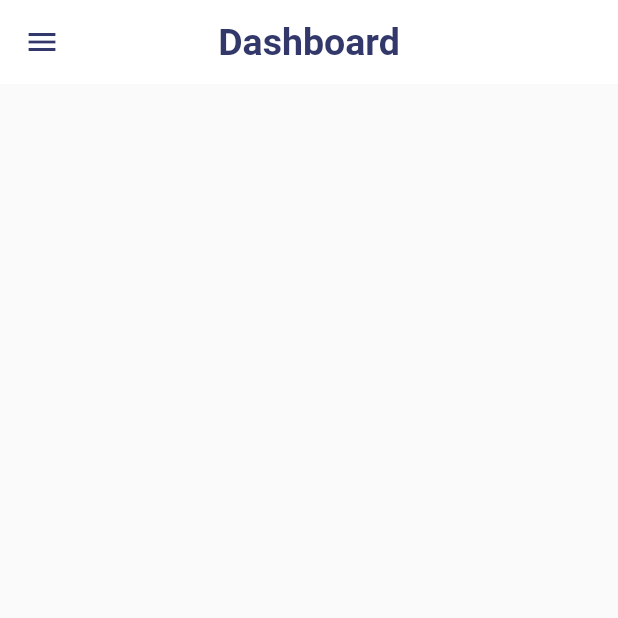
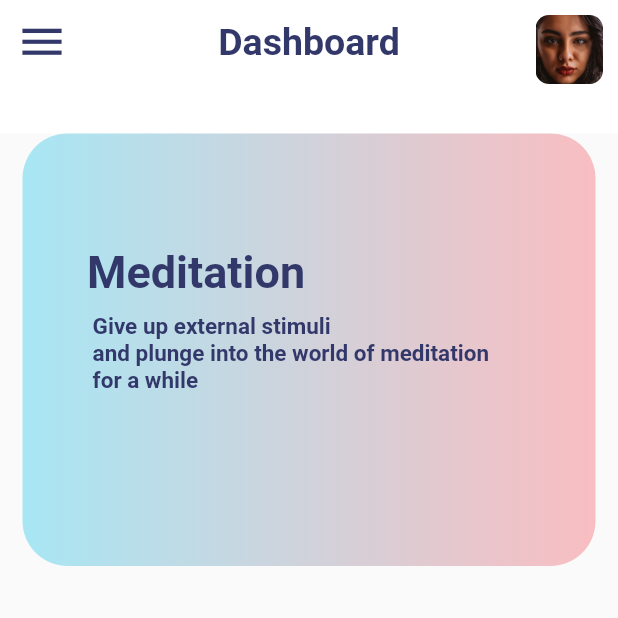
Before and after one commit to ankeet7x/mindfullnessapp, a Flutter app: the screen it shows after launch, on a phone screen of 412 x 824 dp, the top half of it. Run offline on Flutter 3.47's test engine with Material 2 defaults, Android fonts, the phone set to English and light mode, and no system bars.

Commit message:
Few new containers added

```diff
--- /dev/null
+++ b/lib/components/appbar.dart
@@ -0,0 +1,37 @@
+import 'package:flutter/material.dart';
+
+import 'colors.dart';
+
+AppBar buildAppBar() {
+  return AppBar(
+    elevation: 0,
+    backgroundColor: bgColor,
+    centerTitle: true,
+    leading: IconButton(
+      icon: Icon(
+        Icons.menu,
+        size: 35,
+      ),
+      color: primaryColor,
+      onPressed: () {},
+    ),
+    title: Text(
+      "Dashboard",
+      style: TextStyle(
+          fontSize: 25, color: primaryColor, fontWeight: FontWeight.bold),
+    ),
+    actions: <Widget>[
+      Padding(
+        padding: const EdgeInsets.fromLTRB(0, 10, 10, 0),
+        child: Container(
+          height: 45,
+          width: 45,
+          decoration: BoxDecoration(
+              borderRadius: BorderRadius.circular(9),
+              image: DecorationImage(
+                  image: AssetImage('assets/pp.jpg'), fit: BoxFit.cover)),
+        ),
+      ),
+    ],
+  );
+}
--- a/lib/components/colors.dart
+++ b/lib/components/colors.dart
@@ -4,5 +4,7 @@ Color primaryColor = const Color(0xFF32386A);
 Color drop1Color = const Color(0xFFF64F59);
 // Color drop2Color = const Color(0xFF);
 // Color textColor = const Color(0xFF);
-// Color textColor = const Color(0xFF);
+Color gradColor = const Color(0xFF12C2E9);
 Color bgColor = const Color(0xFFFFFFFF);
+
+var kPadding = EdgeInsets.all(3);
--- /dev/null
+++ b/lib/components/midcontainer.dart
@@ -0,0 +1,61 @@
+import 'package:flutter/material.dart';
+
+import 'colors.dart';
+
+class MidContainer extends StatelessWidget {
+  const MidContainer({
+    Key key,
+    @required this.size,
+  }) : super(key: key);
+
+  final Size size;
+
+  @override
+  Widget build(BuildContext context) {
+    return Stack(
+      children: <Widget>[
+        Padding(
+          padding: const EdgeInsets.fromLTRB(15, 0, 15, 0),
+          child: Container(
+            height: size.height * 0.35,
+            decoration: BoxDecoration(
+                gradient: LinearGradient(colors: [
+                  gradColor.withAlpha(90),
+                  drop1Color.withAlpha(90)
+                ]),
+                border: Border.all(color: Colors.transparent),
+                borderRadius: BorderRadius.all(Radius.circular(30))),
+          ),
+        ),
+        Positioned(
+          left: 40,
+          top: 75,
+          child: Padding(
+            padding: const EdgeInsets.only(left: 18.0),
+            child: Text(
+              "Meditation",
+              style: TextStyle(
+                  color: primaryColor,
+                  fontSize: 30,
+                  fontWeight: FontWeight.bold),
+            ),
+          ),
+        ),
+        Positioned(
+          left: 40,
+          top: 120,
+          child: Padding(
+            padding: const EdgeInsets.only(left: 18.0),
+            child: Text(
+              " Give up external stimuli \n and plunge into the world of meditation \n for a while",
+              style: TextStyle(
+                  fontSize: 15,
+                  color: primaryColor,
+                  fontWeight: FontWeight.bold),
+            ),
+          ),
+        )
+      ],
+    );
+  }
+}
--- a/lib/pages/home.dart
+++ b/lib/pages/home.dart
@@ -1,5 +1,7 @@
 import 'package:flutter/material.dart';
+import 'package:mindfulnessapp/components/appbar.dart';
 import 'package:mindfulnessapp/components/colors.dart';
+import 'package:mindfulnessapp/components/midcontainer.dart';
 
 class HomePage extends StatefulWidget {
   @override
@@ -9,21 +11,19 @@ class HomePage extends StatefulWidget {
 class _HomePageState extends State<HomePage> {
   @override
   Widget build(BuildContext context) {
+    Size size = MediaQuery.of(context).size;
     return Scaffold(
-      appBar: AppBar(
-        elevation: 0,
-        backgroundColor: bgColor,
-        centerTitle: true,
-        leading: IconButton(
-          icon: Icon(Icons.menu),
-          color: primaryColor,
-          onPressed: () {},
-        ),
-        title: Text(
-          "Dashboard",
-          style: TextStyle(
-              fontSize: 25, color: primaryColor, fontWeight: FontWeight.bold),
-        ),
+      appBar: buildAppBar(),
+      body: Column(
+        children: <Widget>[
+          SizedBox(
+            height: size.height * 0.04,
+            child: Container(
+              color: bgColor,
+            ),
+          ),
+          new MidContainer(size: size)
+        ],
       ),
     );
   }
--- a/pubspec.yaml
+++ b/pubspec.yaml
@@ -41,9 +41,8 @@ flutter:
   uses-material-design: true
 
   # To add assets to your application, add an assets section, like this:
-  # assets:
-  #  - images/a_dot_burr.jpeg
-  #  - images/a_dot_ham.jpeg
+  assets:
+   - assets/
 
   # An image asset can refer to one or more resolution-specific "variants", see
   # https://flutter.dev/assets-and-images/#resolution-aware.
```
Also changed, not shown: assets/man1.jpg (added), assets/man2.jpg (added), assets/pp.jpg (added).
